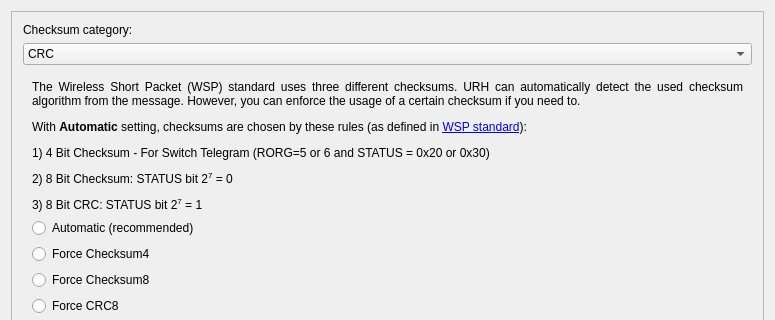
This is data/ui/checksum_options_widget.ui in jopohl/urh as Qt 5 draws it before an edit; both pictures show x 0 to 775 and y 0 to 320 of the 775 by 836 pixel window. The edited form follows.
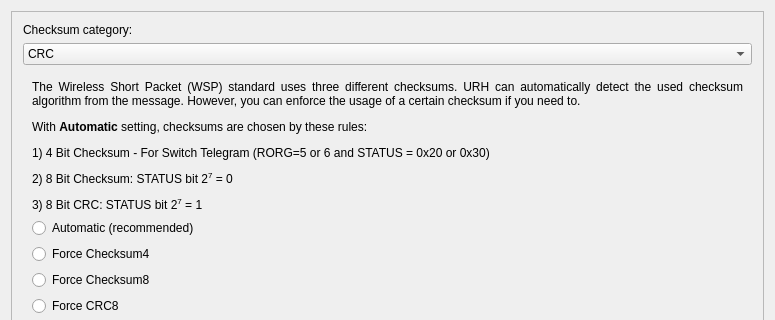
This is the edited form. The open tabs and pages were chosen to show the change. Icons and pictures are not drawn.

Commit message: remove dead wsp link

What changed in the file:
```diff
--- a/data/ui/checksum_options_widget.ui
+++ b/data/ui/checksum_options_widget.ui
@@ -24,8 +24,8 @@
        <rect>
         <x>0</x>
         <y>0</y>
-        <width>751</width>
-        <height>812</height>
+        <width>738</width>
+        <height>827</height>
        </rect>
       </property>
       <layout class="QVBoxLayout" name="verticalLayout_3">
@@ -213,7 +213,7 @@
            <item>
             <widget class="QLabel" name="label_6">
              <property name="text">
-              <string>&lt;html&gt;&lt;head/&gt;&lt;body&gt;&lt;p&gt;The Wireless Short Packet (WSP) standard uses three different checksums. URH can automatically detect the used checksum algorithm from the message. However, you can enforce the usage of a certain checksum if you need to.&lt;/p&gt;&lt;p&gt;With &lt;span style=&quot; font-weight:600;&quot;&gt;Automatic&lt;/span&gt; setting, checksums are chosen by these rules (as defined in &lt;a href=&quot;http://hes-standards.org/doc/SC25_WG1_N1493.pdf&quot;&gt;&lt;span style=&quot; text-decoration: underline; color:#0000ff;&quot;&gt;WSP standard&lt;/span&gt;&lt;/a&gt;):&lt;/p&gt;&lt;p&gt;1) 4 Bit Checksum - For Switch Telegram (RORG=5 or 6 and STATUS = 0x20 or 0x30)&lt;/p&gt;&lt;p&gt;2) 8 Bit Checksum: STATUS bit 2&lt;sup&gt;7&lt;/sup&gt; = 0&lt;/p&gt;&lt;p&gt;3) 8 Bit CRC: STATUS bit 2&lt;sup&gt;7&lt;/sup&gt; = 1&lt;/p&gt;&lt;/body&gt;&lt;/html&gt;</string>
+              <string>&lt;html&gt;&lt;head/&gt;&lt;body&gt;&lt;p&gt;The Wireless Short Packet (WSP) standard uses three different checksums. URH can automatically detect the used checksum algorithm from the message. However, you can enforce the usage of a certain checksum if you need to.&lt;/p&gt;&lt;p&gt;With &lt;span style=&quot; font-weight:600;&quot;&gt;Automatic&lt;/span&gt; setting, checksums are chosen by these rules:&lt;/p&gt;&lt;p&gt;1) 4 Bit Checksum - For Switch Telegram (RORG=5 or 6 and STATUS = 0x20 or 0x30)&lt;/p&gt;&lt;p&gt;2) 8 Bit Checksum: STATUS bit 2&lt;span style=&quot; vertical-align:super;&quot;&gt;7&lt;/span&gt; = 0&lt;/p&gt;&lt;p&gt;3) 8 Bit CRC: STATUS bit 2&lt;span style=&quot; vertical-align:super;&quot;&gt;7&lt;/span&gt; = 1&lt;/p&gt;&lt;/body&gt;&lt;/html&gt;</string>
              </property>
              <property name="alignment">
               <set>Qt::AlignJustify|Qt::AlignVCenter</set>
```
The commit also changes 1 other file.
